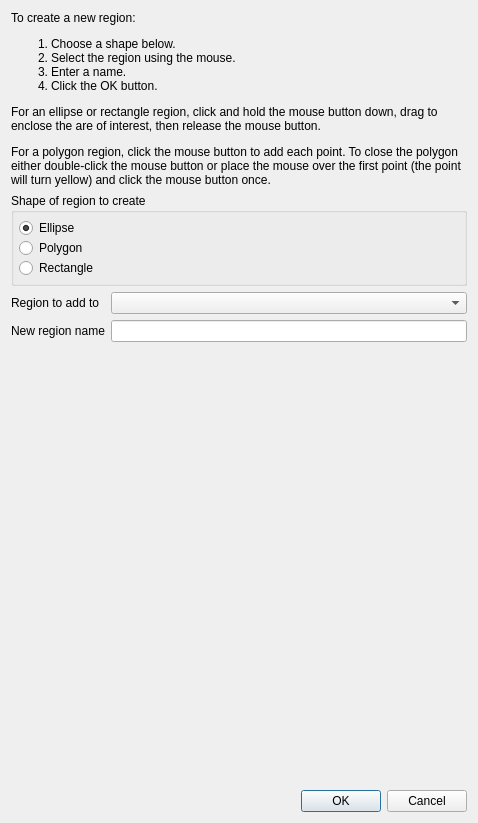
The window that src/resources/ui_new_region_dialog.ui (ianthomas23/QACD-quack) describes before a commit, drawn with Qt 5.
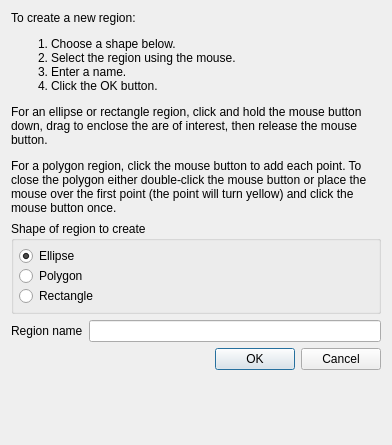
The same window after the commit. Custom widgets are drawn as their Qt base class.

Commit message: Reverted changes to new region dialog

```diff
--- a/src/resources/ui_new_region_dialog.ui
+++ b/src/resources/ui_new_region_dialog.ui
@@ -6,8 +6,8 @@
    <rect>
     <x>0</x>
     <y>0</y>
-    <width>478</width>
-    <height>823</height>
+    <width>392</width>
+    <height>445</height>
    </rect>
   </property>
   <property name="windowTitle">
@@ -85,40 +85,14 @@
    <item row="2" column="0">
     <widget class="QLabel" name="label2">
      <property name="text">
-      <string>Region to add to</string>
+      <string>Region name</string>
      </property>
     </widget>
    </item>
    <item row="2" column="1">
-    <widget class="QComboBox" name="regionComboBox"/>
-   </item>
-   <item row="3" column="0">
-    <widget class="QLabel" name="label">
-     <property name="text">
-      <string>New region name</string>
-     </property>
-    </widget>
-   </item>
-   <item row="3" column="1">
     <widget class="QLineEdit" name="nameLineEdit"/>
    </item>
-   <item row="4" column="0" colspan="2">
-    <widget class="MatplotlibWidget" name="matplotlibWidget" native="true">
-     <property name="sizePolicy">
-      <sizepolicy hsizetype="Preferred" vsizetype="Preferred">
-       <horstretch>1</horstretch>
-       <verstretch>1</verstretch>
-      </sizepolicy>
-     </property>
-     <property name="minimumSize">
-      <size>
-       <width>100</width>
-       <height>100</height>
-      </size>
-     </property>
-    </widget>
-   </item>
-   <item row="5" column="0" colspan="2">
+   <item row="3" column="0" colspan="2">
     <widget class="QDialogButtonBox" name="buttonBox">
      <property name="orientation">
       <enum>Qt::Horizontal</enum>
@@ -130,14 +104,6 @@
    </item>
   </layout>
  </widget>
- <customwidgets>
-  <customwidget>
-   <class>MatplotlibWidget</class>
-   <extends>QWidget</extends>
-   <header>.matplotlib_widget</header>
-   <container>1</container>
-  </customwidget>
- </customwidgets>
  <resources/>
  <connections>
   <connection>
```
The commit also changes 2 other files.
